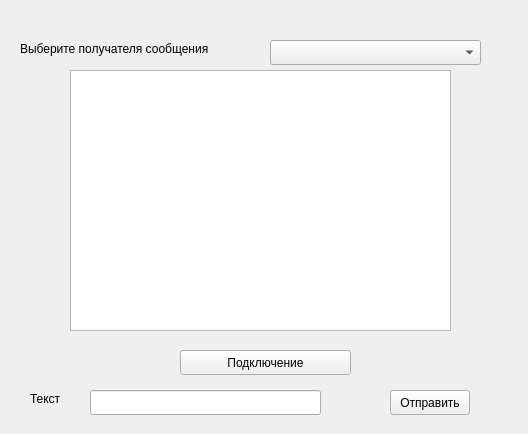
Above: Client/clientwindow.ui from Pozdnyakova-Elizaveta/Messenger before the change. Below: the same form after it.
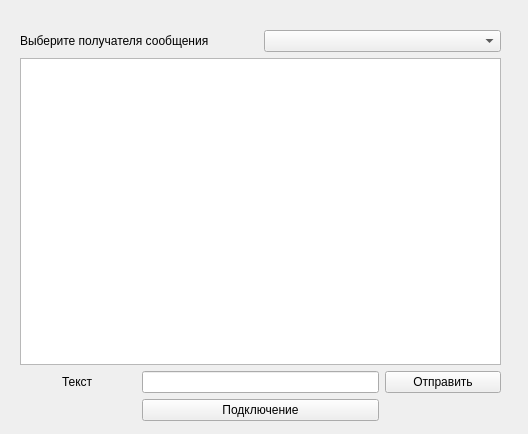
That is the form after the change.

The edit to the form file:
```diff
--- a/Client/clientwindow.ui
+++ b/Client/clientwindow.ui
@@ -13,100 +13,61 @@
   <property name="windowTitle">
    <string>Form</string>
   </property>
-  <widget class="QPushButton" name="connect">
-   <property name="geometry">
-    <rect>
-     <x>180</x>
-     <y>350</y>
-     <width>171</width>
-     <height>25</height>
-    </rect>
-   </property>
-   <property name="text">
-    <string>Подключение</string>
-   </property>
-  </widget>
-  <widget class="QLineEdit" name="message">
-   <property name="geometry">
-    <rect>
-     <x>90</x>
-     <y>390</y>
-     <width>231</width>
-     <height>25</height>
-    </rect>
-   </property>
-  </widget>
-  <widget class="QLabel" name="text">
-   <property name="geometry">
-    <rect>
-     <x>30</x>
-     <y>390</y>
-     <width>54</width>
-     <height>17</height>
-    </rect>
-   </property>
-   <property name="text">
-    <string>Текст</string>
-   </property>
-  </widget>
-  <widget class="QPushButton" name="send">
-   <property name="geometry">
-    <rect>
-     <x>390</x>
-     <y>390</y>
-     <width>80</width>
-     <height>25</height>
-    </rect>
-   </property>
-   <property name="text">
-    <string>Отправить</string>
-   </property>
-  </widget>
-  <widget class="QListView" name="chat">
-   <property name="geometry">
-    <rect>
-     <x>70</x>
-     <y>70</y>
-     <width>381</width>
-     <height>261</height>
-    </rect>
-   </property>
-  </widget>
-  <widget class="QLabel" name="label">
+  <widget class="QWidget" name="">
    <property name="geometry">
     <rect>
      <x>20</x>
-     <y>40</y>
-     <width>231</width>
-     <height>17</height>
-    </rect>
-   </property>
-   <property name="text">
-    <string>Выберите получателя сообщения</string>
-   </property>
-  </widget>
-  <widget class="QComboBox" name="userBox">
-   <property name="geometry">
-    <rect>
-     <x>270</x>
-     <y>40</y>
-     <width>211</width>
-     <height>25</height>
-    </rect>
-   </property>
-  </widget>
-  <widget class="QLabel" name="userName">
-   <property name="geometry">
-    <rect>
-     <x>230</x>
      <y>10</y>
-     <width>54</width>
-     <height>17</height>
+     <width>481</width>
+     <height>411</height>
     </rect>
    </property>
-   <property name="text">
-    <string/>
-   </property>
+   <layout class="QGridLayout" name="gridLayout">
+    <item row="0" column="1" colspan="2" alignment="Qt::AlignVCenter">
+     <widget class="QLabel" name="userName">
+      <property name="text">
+       <string/>
+      </property>
+     </widget>
+    </item>
+    <item row="4" column="1" colspan="2">
+     <widget class="QLineEdit" name="message"/>
+    </item>
+    <item row="1" column="0" colspan="2" alignment="Qt::AlignVCenter">
+     <widget class="QLabel" name="label">
+      <property name="text">
+       <string>Выберите получателя сообщения</string>
+      </property>
+     </widget>
+    </item>
+    <item row="1" column="2" colspan="2">
+     <widget class="QComboBox" name="userBox"/>
+    </item>
+    <item row="2" column="0" colspan="4">
+     <widget class="QListView" name="chat"/>
+    </item>
+    <item row="4" column="3">
+     <widget class="QPushButton" name="send">
+      <property name="text">
+       <string>Отправить</string>
+      </property>
+     </widget>
+    </item>
+    <item row="4" column="0" alignment="Qt::AlignHCenter|Qt::AlignVCenter">
+     <widget class="QLabel" name="text">
+      <property name="text">
+       <string>Текст</string>
+      </property>
+     </widget>
+    </item>
+    <item row="5" column="1" colspan="2">
+     <widget class="QPushButton" name="connect">
+      <property name="text">
+       <string>Подключение</string>
+      </property>
+     </widget>
+    </item>
+   </layout>
   </widget>
  </widget>
  <resources/>
```
